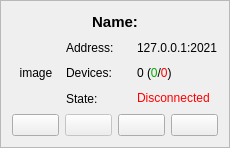
First picture: the form in IOTV/src/IOTV_Client/gui_server.ui, repository verbkinm/IOT, before the edit.
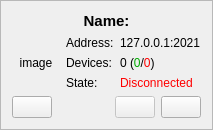
Second picture: the form after the edit. Icons and pictures are not drawn.

Diff of the .ui file:
```diff
--- a/IOTV/src/IOTV_Client/gui_server.ui
+++ b/IOTV/src/IOTV_Client/gui_server.ui
@@ -6,8 +6,8 @@
    <rect>
     <x>0</x>
     <y>0</y>
-    <width>230</width>
-    <height>148</height>
+    <width>199</width>
+    <height>127</height>
    </rect>
   </property>
   <property name="sizePolicy">
@@ -74,7 +74,7 @@
    <item row="2" column="2">
     <widget class="QLabel" name="devices">
      <property name="text">
-      <string>&lt;html&gt;&lt;head/&gt;&lt;body&gt;&lt;p&gt;0 (&lt;span style=&quot; color:#00aa00;&quot;&gt;0&lt;/span&gt;/&lt;span style=&quot; color:#ff0000;&quot;&gt;0&lt;/span&gt;)&lt;/p&gt;&lt;/body&gt;&lt;/html&gt;</string>
+      <string>&lt;html&gt;&lt;head/&gt;&lt;body&gt;&lt;p&gt;0  (&lt;span style=&quot; color:#00aa00;&quot;&gt;0&lt;/span&gt;/&lt;span style=&quot; color:#ff0000;&quot;&gt;0&lt;/span&gt;)&lt;/p&gt;&lt;/body&gt;&lt;/html&gt;</string>
      </property>
     </widget>
    </item>
@@ -138,6 +138,19 @@
        </property>
       </widget>
      </item>
+     <item>
+      <spacer name="horizontalSpacer">
+       <property name="orientation">
+        <enum>Qt::Horizontal</enum>
+       </property>
+       <property name="sizeHint" stdset="0">
+        <size>
+         <width>40</width>
+         <height>20</height>
+        </size>
+       </property>
+      </spacer>
+     </item>
      <item>
       <widget class="QPushButton" name="list">
        <property name="enabled">
@@ -187,32 +200,6 @@
        </property>
       </widget>
      </item>
-     <item>
-      <widget class="QPushButton" name="deleteServer">
-       <property name="minimumSize">
-        <size>
-         <width>0</width>
-         <height>0</height>
-        </size>
-       </property>
-       <property name="maximumSize">
-        <size>
-         <width>16777215</width>
-         <height>16777215</height>
-        </size>
-       </property>
-       <property name="toolTip">
-        <string>Delete server</string>
-       </property>
-       <property name="text">
-        <string/>
-       </property>
-       <property name="icon">
-        <iconset resource="img.qrc">
-         <normaloff>:/trash</normaloff>:/trash</iconset>
-       </property>
-      </widget>
-     </item>
     </layout>
    </item>
   </layout>
```
Left out of the diff: 1 changed line with no effect on the pictures.
